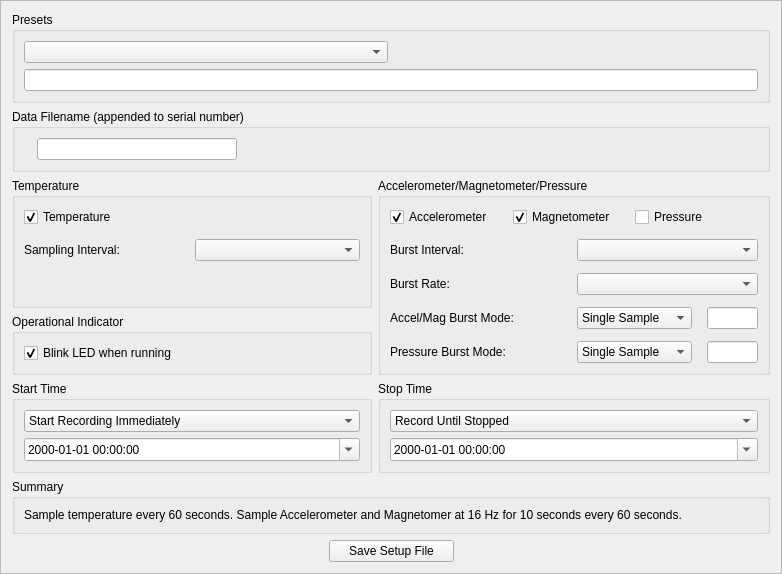
This is gui/designer_files/setup.ui in LowellInstruments/Domino as Qt 5 draws it before an edit. The edited form follows.
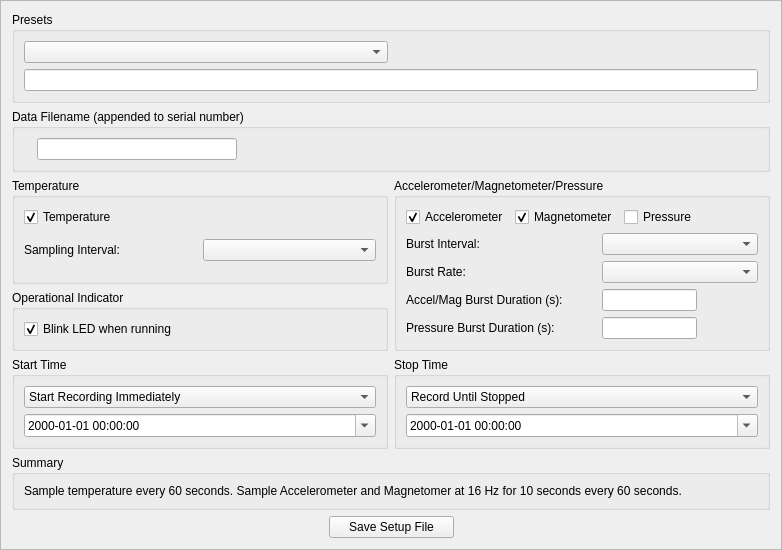
This is the edited form. Icons and pictures are not drawn.

Commit message: special gui for TCM pressure

```diff
--- a/gui/designer_files/setup.ui
+++ b/gui/designer_files/setup.ui
@@ -420,19 +420,56 @@
      <property name="title">
       <string>Accelerometer/Magnetometer/Pressure</string>
      </property>
-     <layout class="QGridLayout" name="gridLayout_5" columnstretch="1,1">
-      <property name="verticalSpacing">
-       <number>12</number>
-      </property>
+     <layout class="QGridLayout" name="gridLayout_3" columnstretch="2,1,1">
       <item row="5" column="0">
-       <widget class="QLabel" name="label_8">
-        <property name="text">
-         <string>Accel/Mag Burst Mode:</string>
+       <spacer name="verticalSpacer_2">
+        <property name="orientation">
+         <enum>Qt::Vertical</enum>
         </property>
-       </widget>
+        <property name="sizeHint" stdset="0">
+         <size>
+          <width>20</width>
+          <height>40</height>
+         </size>
+        </property>
+       </spacer>
       </item>
       <item row="3" column="1">
-       <widget class="QComboBox" name="comboBox_orient_interval"/>
+       <widget class="QLineEdit" name="lineEdit_burst_duration">
+        <property name="enabled">
+         <bool>true</bool>
+        </property>
+        <property name="sizePolicy">
+         <sizepolicy hsizetype="Preferred" vsizetype="Fixed">
+          <horstretch>0</horstretch>
+          <verstretch>0</verstretch>
+         </sizepolicy>
+        </property>
+       </widget>
+      </item>
+      <item row="4" column="0">
+       <widget class="QLabel" name="label">
+        <property name="text">
+         <string>Pressure Burst Duration (s):</string>
+        </property>
+       </widget>
+      </item>
+      <item row="3" column="0">
+       <widget class="QLabel" name="label_8">
+        <property name="text">
+         <string>Accel/Mag Burst Duration (s):</string>
+        </property>
+       </widget>
+      </item>
+      <item row="4" column="1">
+       <widget class="QLineEdit" name="lineEdit_pressure_burst"/>
+      </item>
+      <item row="1" column="0">
+       <widget class="QLabel" name="label_7">
+        <property name="text">
+         <string>Burst Interval:</string>
+        </property>
+       </widget>
       </item>
       <item row="0" column="0" colspan="2">
        <layout class="QHBoxLayout" name="horizontalLayout_4">
@@ -465,101 +502,32 @@
         </item>
        </layout>
       </item>
-      <item row="6" column="1">
-       <layout class="QHBoxLayout" name="horizontalLayout_7" stretch="3,2">
-        <property name="spacing">
-         <number>15</number>
-        </property>
-        <item>
-         <widget class="QComboBox" name="comboBox_pressure_burst">
-          <item>
-           <property name="text">
-            <string>Single Sample</string>
-           </property>
-          </item>
-          <item>
-           <property name="text">
-            <string>Burst (seconds)</string>
-           </property>
-          </item>
-         </widget>
-        </item>
-        <item>
-         <widget class="QLineEdit" name="lineEdit_pressure_burst"/>
-        </item>
-       </layout>
-      </item>
-      <item row="5" column="1">
-       <layout class="QHBoxLayout" name="horizontalLayout_3" stretch="3,2">
-        <property name="spacing">
-         <number>15</number>
-        </property>
-        <item>
-         <widget class="QComboBox" name="comboBox_accel_mag_burst">
-          <item>
-           <property name="text">
-            <string>Single Sample</string>
-           </property>
-          </item>
-          <item>
-           <property name="text">
-            <string>Burst (seconds)</string>
-           </property>
-          </item>
-         </widget>
-        </item>
-        <item>
-         <widget class="QLineEdit" name="lineEdit_burst_duration">
-          <property name="enabled">
-           <bool>true</bool>
-          </property>
-          <property name="sizePolicy">
-           <sizepolicy hsizetype="Preferred" vsizetype="Fixed">
-            <horstretch>0</horstretch>
-            <verstretch>0</verstretch>
-           </sizepolicy>
-          </property>
-         </widget>
-        </item>
-       </layout>
-      </item>
-      <item row="6" column="0">
-       <widget class="QLabel" name="label">
-        <property name="text">
-         <string>Pressure Burst Mode:</string>
-        </property>
-       </widget>
-      </item>
-      <item row="4" column="1">
-       <widget class="QComboBox" name="comboBox_orient_burst_rate"/>
-      </item>
-      <item row="4" column="0">
+      <item row="2" column="0">
        <widget class="QLabel" name="label_6">
         <property name="text">
          <string>Burst Rate:</string>
         </property>
        </widget>
       </item>
-      <item row="3" column="0">
-       <widget class="QLabel" name="label_7">
-        <property name="text">
-         <string>Burst Interval:</string>
-        </property>
-       </widget>
-      </item>
-      <item row="7" column="0">
-       <spacer name="verticalSpacer_2">
+      <item row="4" column="2">
+       <spacer name="horizontalSpacer_5">
         <property name="orientation">
-         <enum>Qt::Vertical</enum>
+         <enum>Qt::Horizontal</enum>
         </property>
         <property name="sizeHint" stdset="0">
          <size>
-          <width>20</width>
-          <height>40</height>
+          <width>40</width>
+          <height>20</height>
          </size>
         </property>
        </spacer>
       </item>
+      <item row="2" column="1" colspan="2">
+       <widget class="QComboBox" name="comboBox_orient_burst_rate"/>
+      </item>
+      <item row="1" column="1" colspan="2">
+       <widget class="QComboBox" name="comboBox_orient_interval"/>
+      </item>
      </layout>
     </widget>
    </item>
```
The commit also changes 23 other files.
